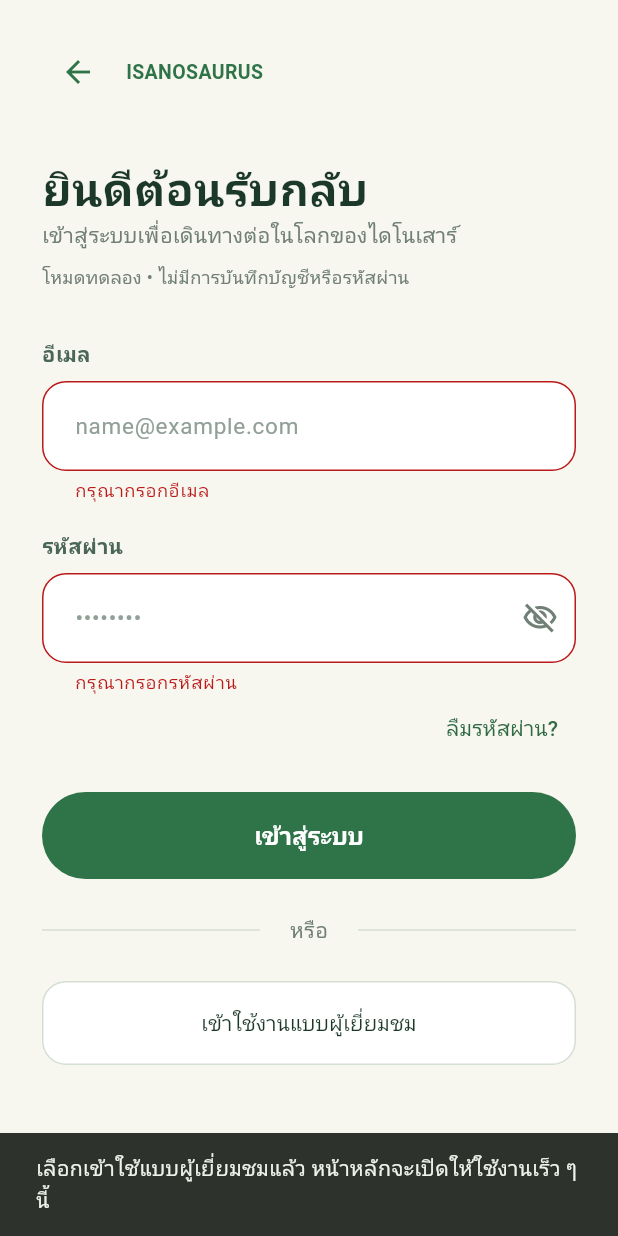
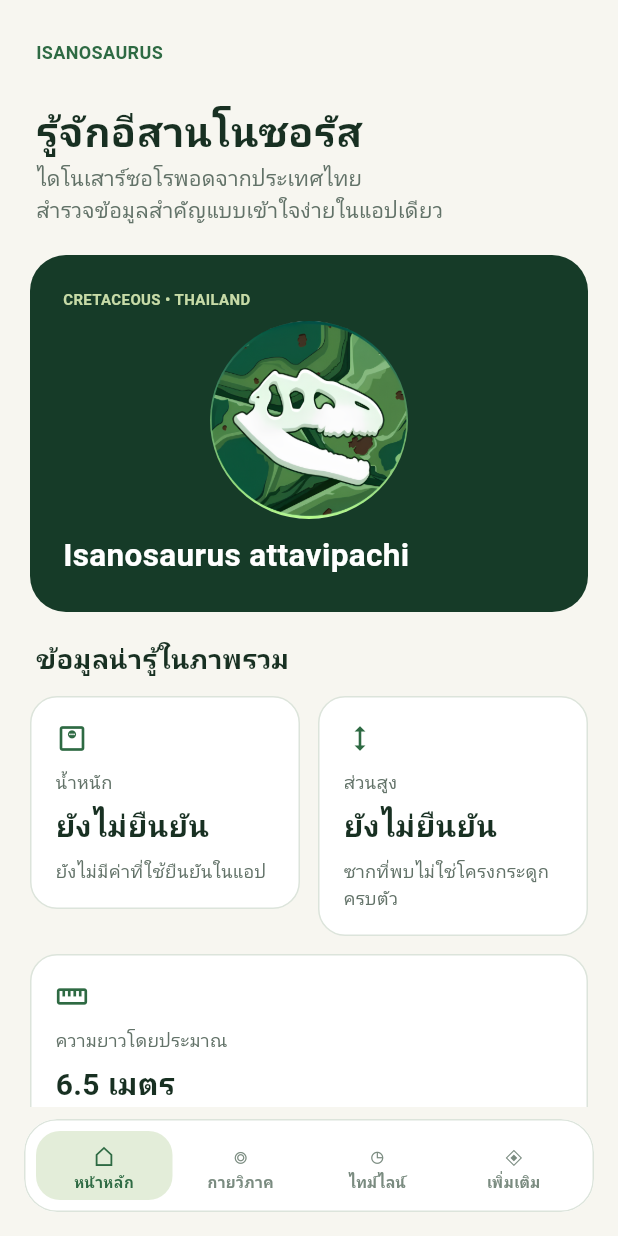
Before and after one commit to Ryu338-kidsada/isanosaurus_app, a Flutter app: the LoginPage screen opened directly, after a tap on "เข้าสู่ระบบ", after a tap on "เข้าใช้งานแบบผู้เยี่ยมชม", on a phone screen of 412 x 824 dp. Run offline on Flutter 3.47's test engine with Material 3 defaults, Android fonts, the phone set to English and light mode, and no system bars.

Commit message:
build home page

```diff
--- a/lib/features/auth/login_page.dart
+++ b/lib/features/auth/login_page.dart
@@ -2,6 +2,7 @@ import 'package:flutter/material.dart';
 import 'package:flutter/services.dart';
 
 import 'register_page.dart';
+import '../home/home_page.dart';
 
 /// A local demo form. No credentials are persisted or authenticated.
 class LoginPage extends StatefulWidget {
@@ -35,11 +36,16 @@ class _LoginPageState extends State<LoginPage> {
 
   void _login() {
     if (!_formKey.currentState!.validate()) return;
+    _openHome();
+  }
+
+  void _openHome() {
     FocusScope.of(context).unfocus();
     _password.clear();
-    _showMessage(
-      'นี่เป็นการเข้าสู่ระบบจำลอง หน้าหลักจะเปิดให้ใช้งานเร็ว ๆ นี้',
-    );
+    ScaffoldMessenger.of(context).hideCurrentSnackBar();
+    Navigator.of(
+      context,
+    ).push(MaterialPageRoute<void>(builder: (_) => const HomePage()));
   }
 
   Future<void> _openRegistration() async {
@@ -238,13 +244,7 @@ class _LoginPageState extends State<LoginPage> {
                       SizedBox(
                         width: double.infinity,
                         child: OutlinedButton(
-                          onPressed: () {
-                            FocusScope.of(context).unfocus();
-                            _password.clear();
-                            _showMessage(
-                              'เลือกเข้าใช้แบบผู้เยี่ยมชมแล้ว หน้าหลักจะเปิดให้ใช้งานเร็ว ๆ นี้',
-                            );
-                          },
+                          onPressed: _openHome,
                           style: OutlinedButton.styleFrom(
                             minimumSize: const Size(0, 56),
                             padding: const EdgeInsets.symmetric(
--- /dev/null
+++ b/lib/features/home/home_page.dart
@@ -0,0 +1,543 @@
+import 'package:flutter/material.dart';
+import 'package:flutter/services.dart';
+
+class HomePage extends StatelessWidget {
+  const HomePage({super.key});
+
+  // Replace this asset when the final dinosaur illustration is ready.
+  static const dinosaurImageAsset = 'assets/images/logo_trexy.png';
+  static const _bone = Color(0xFFF7F6F0);
+  static const _leaf = Color(0xFF2E6A43);
+  static const _ink = Color(0xFF183022);
+  static const _muted = Color(0xFF627268);
+  static const _border = Color(0xFFDCE4DB);
+
+  void _comingSoon(BuildContext context, String title) {
+    ScaffoldMessenger.of(context)
+      ..hideCurrentSnackBar()
+      ..showSnackBar(
+        SnackBar(content: Text('$title จะเปิดให้ใช้งานเร็ว ๆ นี้')),
+      );
+  }
+
+  @override
+  Widget build(BuildContext context) {
+    return AnnotatedRegion<SystemUiOverlayStyle>(
+      value: SystemUiOverlayStyle.dark.copyWith(
+        statusBarColor: Colors.transparent,
+        systemNavigationBarColor: _bone,
+      ),
+      child: Scaffold(
+        backgroundColor: _bone,
+        body: SafeArea(
+          bottom: false,
+          child: Align(
+            alignment: Alignment.topCenter,
+            child: ConstrainedBox(
+              constraints: const BoxConstraints(maxWidth: 520),
+              child: SingleChildScrollView(
+                padding: const EdgeInsets.fromLTRB(20, 26, 20, 24),
+                child: Column(
+                  crossAxisAlignment: CrossAxisAlignment.start,
+                  children: [
+                    const Padding(
+                      padding: EdgeInsets.symmetric(horizontal: 4),
+                      child: Column(
+                        crossAxisAlignment: CrossAxisAlignment.start,
+                        children: [
+                          Text(
+                            'ISANOSAURUS',
+                            style: TextStyle(
+                              color: _leaf,
+                              fontSize: 12,
+                              fontWeight: FontWeight.w700,
+                            ),
+                          ),
+                          SizedBox(height: 24),
+                          Text(
+                            'รู้จักอีสานโนซอรัส',
+                            style: TextStyle(
+                              color: _ink,
+                              fontSize: 27,
+                              fontWeight: FontWeight.w700,
+                              height: 1.5,
+                            ),
+                          ),
+                          Text(
+                            'ไดโนเสาร์ซอโรพอดจากประเทศไทย\nสำรวจข้อมูลสำคัญแบบเข้าใจง่ายในแอปเดียว',
+                            style: TextStyle(
+                              color: _muted,
+                              fontSize: 14,
+                              height: 1.5,
+                            ),
+                          ),
+                        ],
+                      ),
+                    ),
+                    const SizedBox(height: 20),
+                    Container(
+                      width: double.infinity,
+                      constraints: const BoxConstraints(minHeight: 230),
+                      padding: const EdgeInsets.all(22),
+                      decoration: BoxDecoration(
+                        color: const Color(0xFF163B28),
+                        borderRadius: BorderRadius.circular(24),
+                      ),
+                      child: Column(
+                        crossAxisAlignment: CrossAxisAlignment.start,
+                        children: [
+                          const Text(
+                            'CRETACEOUS • THAILAND',
+                            style: TextStyle(
+                              color: Color(0xFFC7DBA7),
+                              fontSize: 10,
+                              fontWeight: FontWeight.w700,
+                            ),
+                          ),
+                          const SizedBox(height: 8),
+                          Center(
+                            child: ClipOval(
+                              child: Image.asset(
+                                dinosaurImageAsset,
+                                width: 132,
+                                height: 132,
+                                fit: BoxFit.cover,
+                                semanticLabel: 'โลโก้ไดโนเสาร์อีสานโนซอรัส',
+                              ),
+                            ),
+                          ),
+                          const SizedBox(height: 8),
+                          const Text(
+                            'Isanosaurus attavipachi',
+                            style: TextStyle(
+                              color: Colors.white,
+                              fontSize: 21,
+                              fontWeight: FontWeight.w700,
+                              height: 1.5,
+                            ),
+                          ),
+                        ],
+                      ),
+                    ),
+                    const SizedBox(height: 18),
+                    const _DinosaurFacts(),
+                    const SizedBox(height: 26),
+                    const Padding(
+                      padding: EdgeInsets.symmetric(horizontal: 4),
+                      child: Text(
+                        'สำรวจแบบเจาะลึก',
+                        style: TextStyle(
+                          color: _ink,
+                          fontSize: 18,
+                          fontWeight: FontWeight.w700,
+                        ),
+                      ),
+                    ),
+                    const SizedBox(height: 16),
+                    LayoutBuilder(
+                      builder: (context, constraints) {
+                        final stacked =
+                            constraints.maxWidth < 300 ||
+                            MediaQuery.textScalerOf(context).scale(16) > 22;
+                        final anatomy = _ExploreCard(
+                          title: 'กายวิภาค',
+                          description: 'เรียนรู้ส่วนต่าง ๆ\nของร่างกาย',
+                          onTap: () => _comingSoon(context, 'กายวิภาค'),
+                        );
+                        final timeline = _ExploreCard(
+                          title: 'ไทม์ไลน์',
+                          description: 'จัดลำดับช่วงเวลา\nอย่างเป็นระบบ',
+                          onTap: () => _comingSoon(context, 'ไทม์ไลน์'),
+                        );
+                        if (stacked) {
+                          return Column(
+                            children: [
+                              anatomy,
+                              const SizedBox(height: 14),
+                              timeline,
+                            ],
+                          );
+                        }
+                        return Row(
+                          crossAxisAlignment: CrossAxisAlignment.start,
+                          children: [
+                            Expanded(child: anatomy),
+                            const SizedBox(width: 14),
+                            Expanded(child: timeline),
+                          ],
+                        );
+                      },
+                    ),
+                    const SizedBox(height: 18),
+                    Container(
+                      width: double.infinity,
+                      constraints: const BoxConstraints(minHeight: 130),
+                      padding: const EdgeInsets.all(16),
+                      decoration: BoxDecoration(
+                        color: Colors.white,
+                        border: Border.all(color: _border),
+                        borderRadius: BorderRadius.circular(18),
+                      ),
+                      child: const Column(
+                        crossAxisAlignment: CrossAxisAlignment.start,
+                        children: [
+                          Text(
+                            'เรื่องน่ารู้',
+                            style: TextStyle(
+                              color: _leaf,
+                              fontSize: 13,
+                              fontWeight: FontWeight.w700,
+                            ),
+                          ),
+                          SizedBox(height: 12),
+                          Text(
+                            'ชื่อ “Isanosaurus” สื่อถึงภูมิภาคอีสาน\nพื้นที่สำคัญของการค้นพบไดโนเสาร์ไทย',
+                            style: TextStyle(
+                              color: Color(0xFF42564A),
+                              fontSize: 14,
+                              height: 1.5,
+                            ),
+                          ),
+                        ],
+                      ),
+                    ),
+                  ],
+                ),
+              ),
+            ),
+          ),
+        ),
+        bottomNavigationBar: SafeArea(
+          top: false,
+          minimum: const EdgeInsets.fromLTRB(16, 8, 16, 16),
+          child: Center(
+            heightFactor: 1,
+            child: ConstrainedBox(
+              constraints: const BoxConstraints(maxWidth: 488),
+              child: Material(
+                color: Colors.white,
+                shape: RoundedRectangleBorder(
+                  borderRadius: BorderRadius.circular(22),
+                  side: const BorderSide(color: _border),
+                ),
+                clipBehavior: Clip.antiAlias,
+                child: Padding(
+                  padding: const EdgeInsets.all(8),
+                  child: Row(
+                    children: [
+                      for (final item in const [
+                        ('⌂', 'หน้าหลัก'),
+                        ('◎', 'กายวิภาค'),
+                        ('◷', 'ไทม์ไลน์'),
+                        ('◈', 'เพิ่มเติม'),
+                      ])
+                        Expanded(
+                          child: Semantics(
+                            selected: item.$2 == 'หน้าหลัก',
+                            button: true,
+                            child: InkWell(
+                              borderRadius: BorderRadius.circular(16),
+                              onTap: () {
+                                if (item.$2 != 'หน้าหลัก') {
+                                  _comingSoon(context, item.$2);
+                                }
+                              },
+                              child: Ink(
+                                decoration: BoxDecoration(
+                                  color: item.$2 == 'หน้าหลัก'
+                                      ? const Color(0xFFE3EDD9)
+                                      : Colors.transparent,
+                                  borderRadius: BorderRadius.circular(16),
+                                ),
+                                padding: const EdgeInsets.symmetric(
+                                  horizontal: 2,
+                                  vertical: 5,
+                                ),
+                                child: Column(
+                                  mainAxisSize: MainAxisSize.min,
+                                  children: [
+                                    ExcludeSemantics(
+                                      child: Text(
+                                        item.$1,
+                                        style: TextStyle(
+                                          color: item.$2 == 'หน้าหลัก'
+                                              ? _leaf
+                                              : const Color(0xFF7A8B80),
+                                          fontSize: 18,
+                                          height: 1.2,
+                                        ),
+                                      ),
+                                    ),
+                                    Text(
+                                      item.$2,
+                                      textAlign: TextAlign.center,
+                                      style: TextStyle(
+                                        color: item.$2 == 'หน้าหลัก'
+                                            ? _leaf
+                                            : const Color(0xFF7A8B80),
+                                        fontSize: 10,
+                                        fontWeight: FontWeight.w700,
+                                        height: 1.4,
+                                      ),
+                                    ),
+                                  ],
+                                ),
+                              ),
+                            ),
+                          ),
+                        ),
+                    ],
+                  ),
+                ),
+              ),
+            ),
+          ),
+        ),
+      ),
+    );
+  }
+}
+
+class _DinosaurFacts extends StatelessWidget {
+  const _DinosaurFacts();
+
+  // Specimen length: https://en.wikipedia.org/wiki/Isanosaurus
+  // Discovery: https://abcnews.com/Technology/story?id=119976&page=1
+  // Original description: https://doi.org/10.1038/35024060
+  @override
+  Widget build(BuildContext context) {
+    return Column(
+      crossAxisAlignment: CrossAxisAlignment.start,
+      children: [
+        const Padding(
+          padding: EdgeInsets.symmetric(horizontal: 4),
+          child: Text(
+            'ข้อมูลน่ารู้ในภาพรวม',
+            style: TextStyle(
+              color: HomePage._ink,
+              fontSize: 18,
+              fontWeight: FontWeight.w700,
+            ),
+          ),
+        ),
+        const SizedBox(height: 12),
+        LayoutBuilder(
+          builder: (context, constraints) {
+            final singleColumn =
+                constraints.maxWidth < 300 ||
+                MediaQuery.textScalerOf(context).scale(14) > 21;
+            final width = singleColumn
+                ? constraints.maxWidth
+                : (constraints.maxWidth - 12) / 2;
+            return Wrap(
+              spacing: 12,
+              runSpacing: 12,
+              children: [
+                SizedBox(
+                  width: width,
+                  child: const _FactCard(
+                    icon: Icons.monitor_weight_outlined,
+                    label: 'น้ำหนัก',
+                    value: 'ยังไม่ยืนยัน',
+                    detail: 'ยังไม่มีค่าที่ใช้ยืนยันในแอป',
+                  ),
+                ),
+                SizedBox(
+                  width: width,
+                  child: const _FactCard(
+                    icon: Icons.height,
+                    label: 'ส่วนสูง',
+                    value: 'ยังไม่ยืนยัน',
+                    detail: 'ซากที่พบไม่ใช่โครงกระดูกครบตัว',
+                  ),
+                ),
+                SizedBox(
+                  width: constraints.maxWidth,
+                  child: const _FactCard(
+                    icon: Icons.straighten,
+                    label: 'ความยาวโดยประมาณ',
+                    value: '6.5 เมตร',
+                    detail:
+                        'ประมาณจากตัวอย่างที่ยังไม่โตเต็มวัย ไม่ใช่ขนาดสูงสุดของสายพันธุ์',
+                  ),
+                ),
+              ],
+            );
+          },
+        ),
+        const SizedBox(height: 12),
+        Container(
+          width: double.infinity,
+          padding: const EdgeInsets.all(18),
+          decoration: BoxDecoration(
+            color: const Color(0xFFE3EDD9),
+            borderRadius: BorderRadius.circular(18),
+          ),
+          child: const Column(
+            crossAxisAlignment: CrossAxisAlignment.start,
+            children: [
+              Row(
+                children: [
+                  Icon(
+                    Icons.location_on_outlined,
+                    color: HomePage._leaf,
+                    size: 20,
+                  ),
+                  SizedBox(width: 8),
+                  Expanded(
+                    child: Text(
+                      'พบซากครั้งแรก',
+                      style: TextStyle(
+                        color: HomePage._leaf,
+                        fontSize: 13,
+                        fontWeight: FontWeight.w700,
+                      ),
+                    ),
+                  ),
+                ],
+              ),
+              SizedBox(height: 10),
+              Text(
+                'พ.ศ. 2541 (ค.ศ. 1998)',
+                style: TextStyle(
+                  color: HomePage._ink,
+                  fontSize: 20,
+                  fontWeight: FontWeight.w700,
+                ),
+              ),
+              SizedBox(height: 6),
+              Text(
+                'จังหวัดชัยภูมิ ประเทศไทย',
+                style: TextStyle(
+                  color: HomePage._ink,
+                  fontSize: 14,
+                  height: 1.5,
+                ),
+              ),
+              SizedBox(height: 4),
+              Text(
+                'ค้นพบในชั้นหินของหมวดหินน้ำพอง ก่อนตีพิมพ์ตั้งชื่อในปี พ.ศ. 2543',
+                style: TextStyle(
+                  color: HomePage._muted,
+                  fontSize: 12,
+                  height: 1.5,
+                ),
+              ),
+            ],
+          ),
+        ),
+        const SizedBox(height: 10),
+        const Padding(
+          padding: EdgeInsets.symmetric(horizontal: 4),
+          child: Text(
+            'ขนาดร่างกายเป็นค่าประมาณจากซากดึกดำบรรพ์ และอาจเปลี่ยนแปลงเมื่อมีหลักฐานเพิ่มเติม',
+            style: TextStyle(color: HomePage._muted, fontSize: 11, height: 1.5),
+          ),
+        ),
+      ],
+    );
+  }
+}
+
+class _FactCard extends StatelessWidget {
+  const _FactCard({
+    required this.icon,
+    required this.label,
+    required this.value,
+    required this.detail,
+  });
+  final IconData icon;
+  final String label;
+  final String value;
+  final String detail;
+
+  @override
+  Widget build(BuildContext context) => Container(
+    padding: const EdgeInsets.all(16),
+    decoration: BoxDecoration(
+      color: Colors.white,
+      border: Border.all(color: HomePage._border),
+      borderRadius: BorderRadius.circular(18),
+    ),
+    child: Column(
+      crossAxisAlignment: CrossAxisAlignment.start,
+      children: [
+        Icon(icon, color: HomePage._leaf, size: 22),
+        const SizedBox(height: 10),
+        Text(
+          label,
+          style: const TextStyle(color: HomePage._muted, fontSize: 12),
+        ),
+        const SizedBox(height: 6),
+        Text(
+          value,
+          style: const TextStyle(
+            color: HomePage._ink,
+            fontSize: 20,
+            fontWeight: FontWeight.w700,
+          ),
+        ),
+        const SizedBox(height: 6),
+        Text(
+          detail,
+          style: const TextStyle(
+            color: HomePage._muted,
+            fontSize: 12,
+            height: 1.5,
+          ),
+        ),
+      ],
+    ),
+  );
+}
+
+class _ExploreCard extends StatelessWidget {
+  const _ExploreCard({
+    required this.title,
+    required this.description,
+    required this.onTap,
+  });
+  final String title;
+  final String description;
+  final VoidCallback onTap;
+
+  @override
+  Widget build(BuildContext context) => Material(
+    color: Colors.white,
+    shape: RoundedRectangleBorder(
+      borderRadius: BorderRadius.circular(18),
+      side: const BorderSide(color: HomePage._border),
+    ),
+    clipBehavior: Clip.antiAlias,
+    child: InkWell(
+      onTap: onTap,
+      child: Container(
+        width: double.infinity,
+        constraints: const BoxConstraints(minHeight: 118),
+        padding: const EdgeInsets.symmetric(horizontal: 16, vertical: 20),
+        child: Column(
+          crossAxisAlignment: CrossAxisAlignment.start,
+          children: [
+            Text(
+              title,
+              style: const TextStyle(
+                color: HomePage._leaf,
+                fontSize: 16,
+                fontWeight: FontWeight.w700,
+              ),
+            ),
+            const SizedBox(height: 8),
+            Text(
+              description,
+              style: const TextStyle(
+                color: HomePage._muted,
+                fontSize: 12,
+                height: 1.5,
+              ),
+            ),
+          ],
+        ),
+      ),
+    ),
+  );
+}
```
Also changed, not shown: pubspec.lock, 2 other files.
